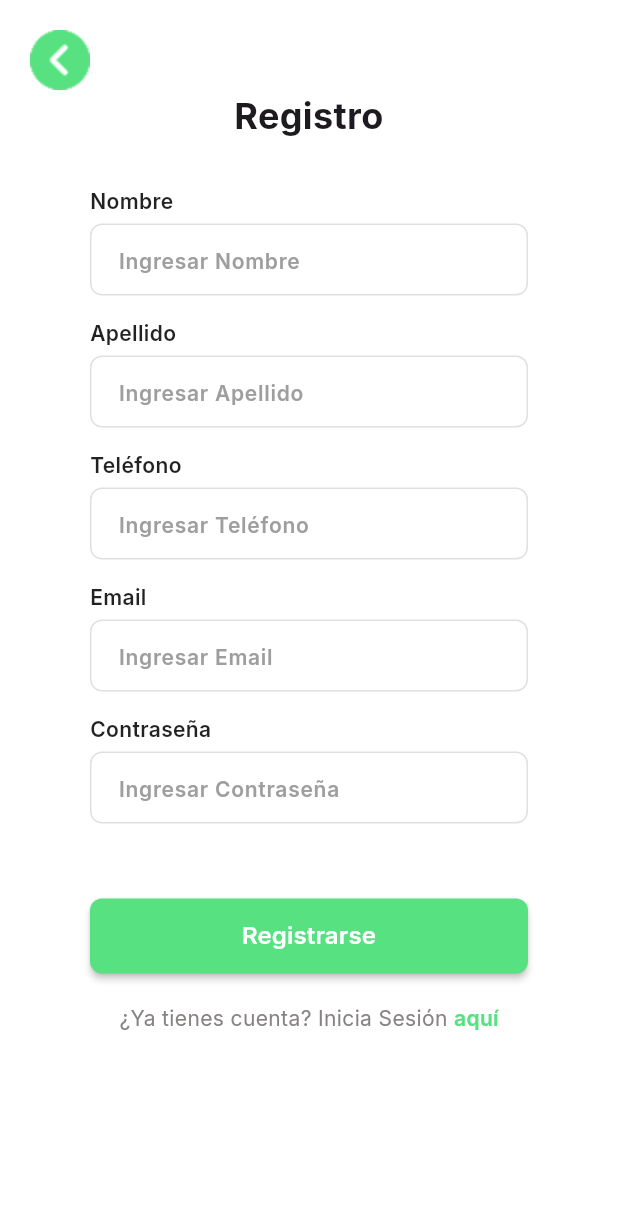
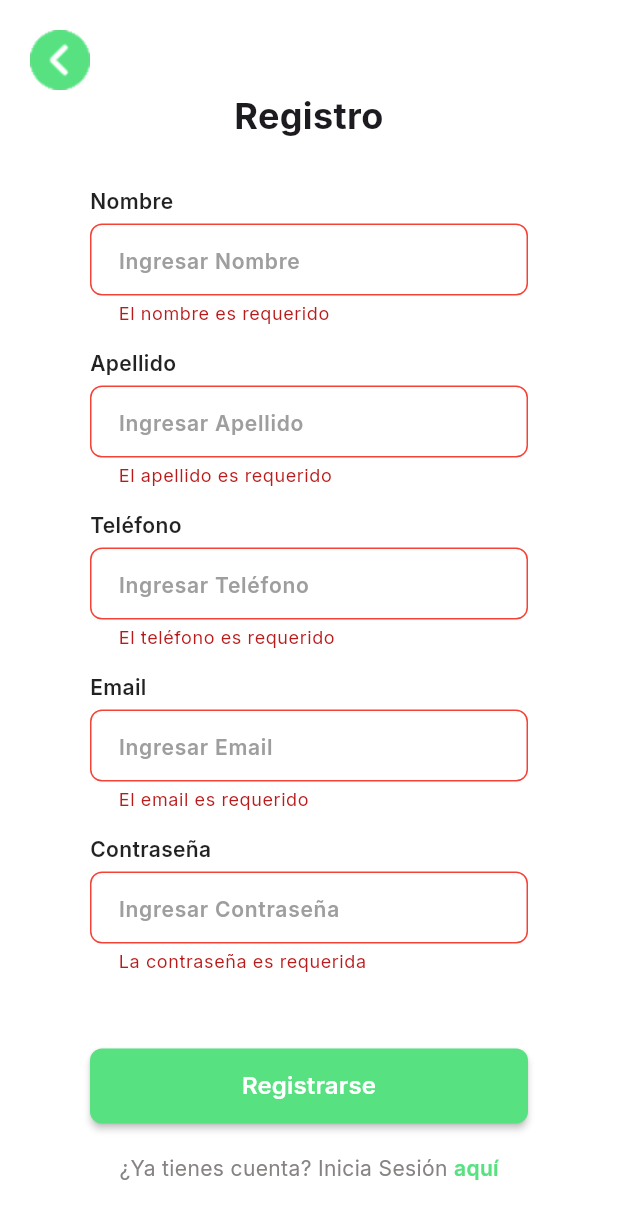
Before and after one commit to jaherrera2004/MiMercado-Frontend-Movil, a Flutter app: the RegisterScreen screen opened by its route, after a tap on "Registrarse", on a phone screen of 412 x 824 dp. Shown: the top 1219 px of the screen. Run offline on Flutter 3.47's test engine with Material 3 defaults, Android fonts, the phone set to English and light mode, and no system bars; our stand-ins replace cloud_firestore, firebase_core, get_storage, google_fonts, shared_preferences; accounts and stored records are empty.

Commit message:
corrigiendo register

```diff
--- a/lib/pages/auth/widgets/RegisterForm.dart
+++ b/lib/pages/auth/widgets/RegisterForm.dart
@@ -30,7 +30,65 @@ class _RegisterFormState extends State<RegisterForm> {
     super.dispose();
   }
 
+  // Validador para campos requeridos
+  String? _validateRequired(String? value, String fieldName) {
+    if (value == null || value.trim().isEmpty) {
+      return '$fieldName es requerido';
+    }
+    return null;
+  }
+
+  // Validador para email
+  String? _validateEmail(String? value) {
+    if (value == null || value.trim().isEmpty) {
+      return 'El email es requerido';
+    }
+
+    // Expresión regular para validar formato de email
+    final emailRegex = RegExp(
+      r'^[a-zA-Z0-9._%+-]+@[a-zA-Z0-9.-]+\.[a-zA-Z]{2,}$',
+    );
+
+    if (!emailRegex.hasMatch(value.trim())) {
+      return 'Ingresa un email válido';
+    }
+
+    return null;
+  }
+
+  // Validador para contraseña
+  String? _validatePassword(String? value) {
+    if (value == null || value.isEmpty) {
+      return 'La contraseña es requerida';
+    }
+
+    if (value.length < 6) {
+      return 'La contraseña debe tener al menos 6 caracteres';
+    }
+    return null;
+  }
+
+  // Validador para teléfono
+  String? _validatePhone(String? value) {
+    if (value == null || value.trim().isEmpty) {
+      return 'El teléfono es requerido';
+    }
+
+    // Validar que solo contenga números y tenga entre 8 y 15 dígitos
+    final phoneRegex = RegExp(r'^[0-9]{8,15}$');
+
+    if (!phoneRegex.hasMatch(value.trim())) {
+      return 'Ingresa un teléfono válido (8-15 dígitos)';
+    }
+
+    return null;
+  }
+
   void _handleRegister() async {
+    if (!_formKey.currentState!.validate()) {
+      return;
+    }
+
     try {
       // Crear objeto Usuario con los datos del formulario
       Usuario nuevoUsuario = Usuario(
@@ -47,11 +105,35 @@ class _RegisterFormState extends State<RegisterForm> {
       // Llamar al método registrarUsuario del modelo
       await nuevoUsuario.registrarUsuario();
 
-      // Mensaje de éxito
-      print('Usuario registrado exitosamente');
+      // Mostrar mensaje de éxito
+      if (!mounted) return;
+
+      ScaffoldMessenger.of(context).showSnackBar(
+        const SnackBar(
+          content: Text('¡Usuario registrado exitosamente!'),
+          backgroundColor: Colors.green,
+          duration: Duration(seconds: 2),
+        ),
+      );
+
+      // Esperar un momento para que el usuario vea el mensaje
+      await Future.delayed(const Duration(seconds: 2));
+
+      // Navegar al login
+      if (!mounted) return;
+      Navigator.of(context).pop();
 
     } catch (e) {
-      print('Error: ${e.toString()}');
+      // Mostrar mensaje de error
+      if (!mounted) return;
+
+      ScaffoldMessenger.of(context).showSnackBar(
+        SnackBar(
+          content: Text('Error al registrar usuario: ${e.toString()}'),
+          backgroundColor: Colors.red,
+          duration: const Duration(seconds: 3),
+        ),
+      );
     }
   }
 
@@ -76,6 +158,7 @@ class _RegisterFormState extends State<RegisterForm> {
               hint: "Ingresar Nombre",
               primaryColor: primaryColor,
               controller: _nombreController,
+              validator: (value) => _validateRequired(value, 'El nombre'),
             ),
             const SizedBox(height: 15),
 
@@ -84,6 +167,7 @@ class _RegisterFormState extends State<RegisterForm> {
               hint: "Ingresar Apellido",
               primaryColor: primaryColor,
               controller: _apellidoController,
+              validator: (value) => _validateRequired(value, 'El apellido'),
             ),
             const SizedBox(height: 15),
 
@@ -93,6 +177,7 @@ class _RegisterFormState extends State<RegisterForm> {
               primaryColor: primaryColor,
               keyboardType: TextInputType.phone,
               controller: _telefonoController,
+              validator: _validatePhone,
             ),
             const SizedBox(height: 15),
 
@@ -102,6 +187,7 @@ class _RegisterFormState extends State<RegisterForm> {
               primaryColor: primaryColor,
               keyboardType: TextInputType.emailAddress,
               controller: _emailController,
+              validator: _validateEmail,
             ),
             const SizedBox(height: 15),
 
@@ -111,6 +197,7 @@ class _RegisterFormState extends State<RegisterForm> {
               primaryColor: primaryColor,
               obscureText: true,
               controller: _passwordController,
+              validator: _validatePassword,
             ),
 
             const SizedBox(height: 50),
```
